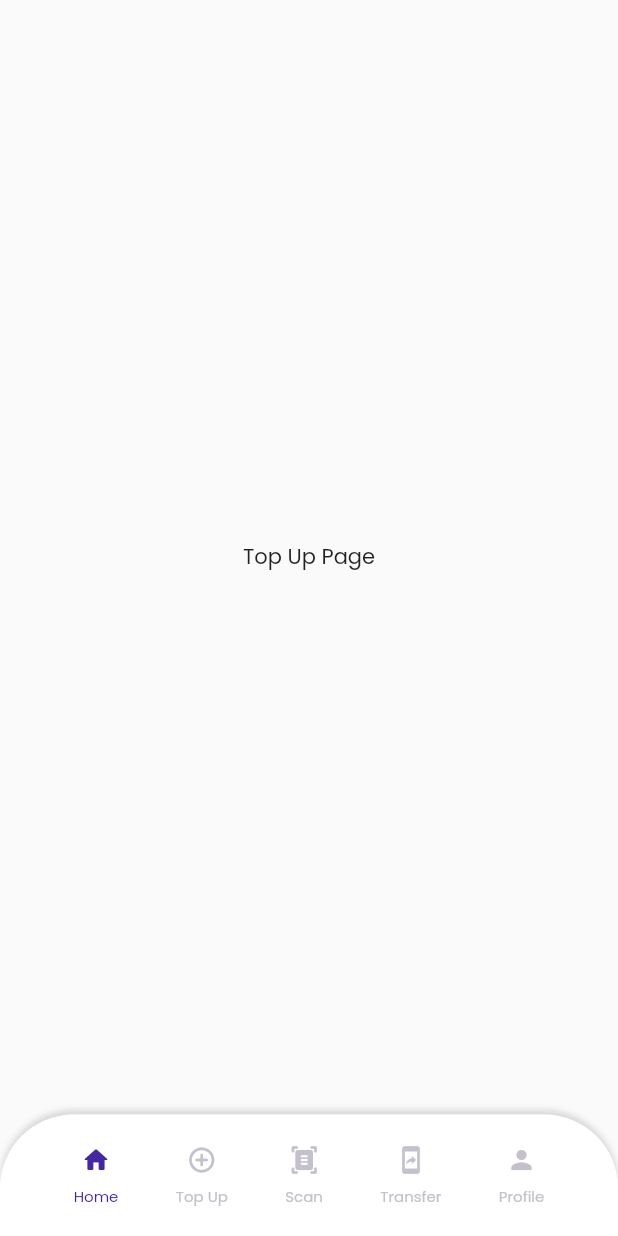
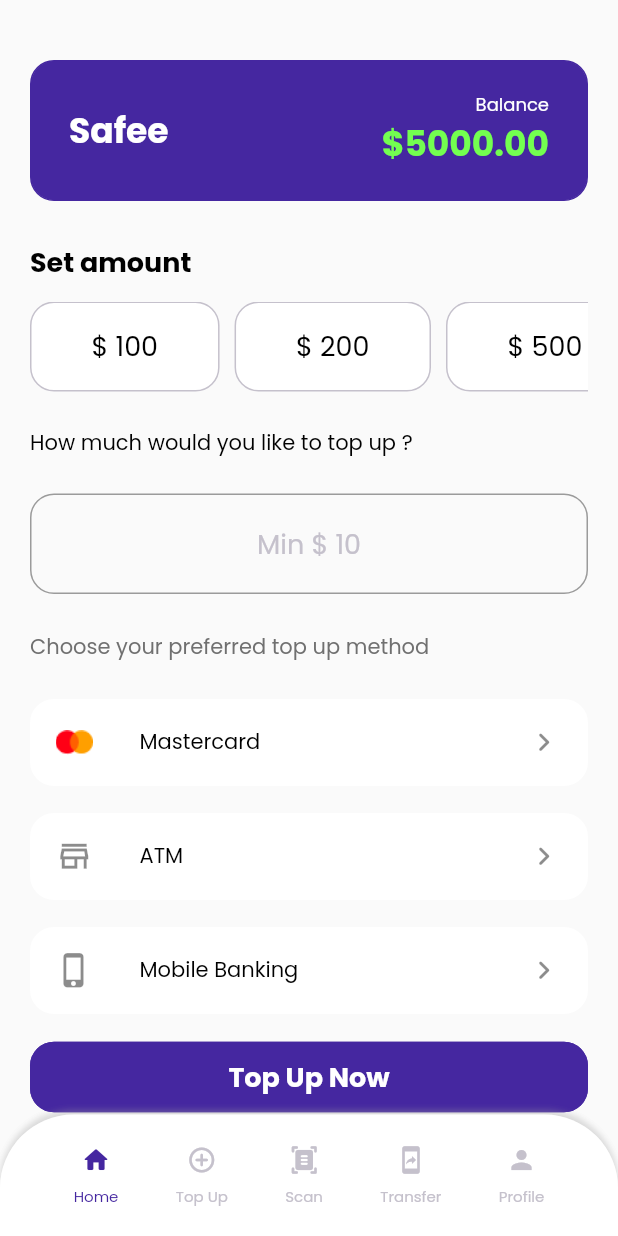
Before and after one commit to novgunawan/safee, a Flutter app: the screen it shows after launch, swiped to page 2, on a phone screen of 412 x 824 dp. Run offline on Flutter 3.47's test engine with Material 2 defaults, Android fonts, the phone set to English and light mode, and no system bars; our stand-ins replace bloc_concurrency, equatable, firebase_auth, firebase_core, flutter_bloc, flutter_easyloading and 2 more; missing offline and left inert: flavor; accounts and stored records are empty.

Commit message:
create(UI): Top Up Screen

```diff
--- a/analysis_options.yaml
+++ b/analysis_options.yaml
@@ -23,7 +23,7 @@ linter:
      - unnecessary_brace_in_string_interps
      - leading_newlines_in_multiline_strings
     # formatting
-     - lines_longer_than_80_chars
+     - lines_longer_than_80_chars: false
      - curly_braces_in_flow_control_structures
 
     # doc comments
--- a/lib/base/data/data.dart
+++ b/lib/base/data/data.dart
@@ -42,3 +42,5 @@ List<Map<String, String>> paymentData = [
     "type": "Show All",
   },
 ];
+
+List<String> amounts = ['100', '200', '500'];
--- a/lib/presentation/home/home_screen.dart
+++ b/lib/presentation/home/home_screen.dart
@@ -21,10 +21,6 @@ class _HomeScreenState extends State<HomeScreen> {
       padding: const EdgeInsets.symmetric(horizontal: 20.0, vertical: 10),
       child: LayoutBuilder(builder: (context, constraints) {
         return SingleChildScrollView(
-          child: ConstrainedBox(
-            constraints: BoxConstraints(
-                minWidth: constraints.maxWidth,
-                minHeight: MediaQuery.of(context).size.height),
           child: SizedBox(
             width: double.maxFinite,
             height: MediaQuery.of(context).size.height,
@@ -97,7 +93,6 @@ class _HomeScreenState extends State<HomeScreen> {
                   ],
                 ))
               ],
-              ),
             ),
           ),
         );
--- a/lib/presentation/navigation_bar/navigation_bar.dart
+++ b/lib/presentation/navigation_bar/navigation_bar.dart
@@ -2,7 +2,7 @@ import 'package:flutter/material.dart';
 import 'package:safee/presentation/home/home_screen.dart';
 import 'package:safee/presentation/profile/profile.dart';
 import 'package:safee/presentation/scan/scan.dart';
-import 'package:safee/presentation/top_up/top_up.dart';
+import 'package:safee/presentation/top_up/top_up_screen.dart';
 import 'package:safee/presentation/transfer/transfer.dart';
 import 'package:safee/presentation/reusable_widgets/navbar/custom_navigation_bar.dart';
 import 'package:safee/styles/style.dart';
@@ -21,6 +21,7 @@ class _TabbarState extends State<Tabbar> {
   Widget build(BuildContext context) {
     return Scaffold(
         body: PageView(
+          physics: const NeverScrollableScrollPhysics(),
           controller: pageController,
           children: const [
             HomeScreen(),
--- a/lib/presentation/reusable_widgets/container/container.dart
+++ b/lib/presentation/reusable_widgets/container/container.dart
@@ -1,5 +1,6 @@
 import 'package:flutter/material.dart';
 import 'package:safee/extension/widget_extension.dart';
+import 'package:safee/presentation/reusable_widgets/decoration/decoration.dart';
 import 'package:safee/styles/style.dart';
 
 class PurpleContainer extends StatelessWidget {
@@ -9,8 +10,7 @@ class PurpleContainer extends StatelessWidget {
   @override
   Widget build(BuildContext context) {
     return Container(
-      decoration: BoxDecoration(
-          borderRadius: BorderRadius.circular(16.0), color: primaryPurple),
+      decoration: BoxBorderDecoration(backgroundColor: primaryPurple),
       child: Padding(
         padding: const EdgeInsets.symmetric(horizontal: 25, vertical: 20),
         child: widget,
@@ -27,8 +27,7 @@ class PaymentContainer extends StatelessWidget {
   @override
   Widget build(BuildContext context) {
     return Container(
-      decoration: BoxDecoration(
-          borderRadius: BorderRadius.circular(16.0), color: white),
+      decoration: BoxBorderDecoration(backgroundColor: white),
       child: Padding(
         padding: const EdgeInsets.symmetric(horizontal: 24, vertical: 15),
         child: Row(
@@ -52,3 +51,56 @@ class PaymentContainer extends StatelessWidget {
     );
   }
 }
+
+class AmountContainer extends StatelessWidget {
+  const AmountContainer({super.key, required this.amount});
+  final String amount;
+
+  @override
+  Widget build(BuildContext context) {
+    return GestureDetector(
+      onTap: () {},
+      child: Container(
+        decoration: BoxBorderDecoration(
+            backgroundColor: white, borderColor: primaryGray),
+        child: Center(
+          child: Padding(
+            padding: const EdgeInsets.symmetric(horizontal: 40),
+            child: Text(
+              '\$ $amount',
+              style: bodyRegularStyleBlack,
+            ),
+          ),
+        ),
+      ),
+    );
+  }
+}
+
+class TopUpContainer extends StatelessWidget {
+  const TopUpContainer(
+      {super.key, required this.leadingWidget, required this.title});
+  final Widget leadingWidget;
+  final String title;
+
+  @override
+  Widget build(BuildContext context) {
+    return Padding(
+      padding: const EdgeInsets.only(bottom: 18.0),
+      child: Container(
+        decoration: BoxBorderDecoration(backgroundColor: white),
+        child: ListTile(
+          leading: leadingWidget,
+          title: Text(
+            title,
+            style: copyRegularStyleBlack,
+          ),
+          trailing: const Icon(
+            Icons.chevron_right_rounded,
+            size: 25.0,
+          ),
+        ),
+      ),
+    );
+  }
+}
--- /dev/null
+++ b/lib/presentation/reusable_widgets/decoration/decoration.dart
@@ -0,0 +1,13 @@
+import 'package:flutter/material.dart';
+
+class BoxBorderDecoration extends BoxDecoration {
+  final Color backgroundColor;
+  final Color? borderColor;
+
+  BoxBorderDecoration({required this.backgroundColor, this.borderColor})
+      : super(
+          color: backgroundColor,
+          border: Border.all(color: borderColor ?? backgroundColor),
+          borderRadius: BorderRadius.circular(16.0),
+        );
+}
--- a/lib/presentation/top_up/top_up.dart
+++ /dev/null
@@ -1,14 +0,0 @@
-import 'package:flutter/material.dart';
-
-class TopUpScreen extends StatelessWidget {
-  const TopUpScreen({super.key});
-
-  @override
-  Widget build(BuildContext context) {
-    return const Scaffold(
-      body: Center(
-        child: Text('Top Up Page'),
-      ),
-    );
-  }
-}
--- /dev/null
+++ b/lib/presentation/top_up/top_up_screen.dart
@@ -0,0 +1,161 @@
+import 'package:flutter/material.dart';
+import 'package:safee/base/data/data.dart';
+import 'package:safee/extension/widget_extension.dart';
+import 'package:safee/presentation/reusable_widgets/button/button.dart';
+import 'package:safee/presentation/reusable_widgets/container/container.dart';
+import 'package:safee/styles/asset.dart';
+import 'package:safee/styles/style.dart';
+import 'package:safee/styles/text_style.dart';
+
+class TopUpScreen extends StatefulWidget {
+  const TopUpScreen({super.key});
+
+  @override
+  State<TopUpScreen> createState() => _TopUpScreenState();
+}
+
+class _TopUpScreenState extends State<TopUpScreen> {
+  final TextEditingController amountController = TextEditingController();
+  @override
+  Widget build(BuildContext context) {
+    return Scaffold(body: LayoutBuilder(builder: (context, constraints) {
+      return SingleChildScrollView(
+        physics: const NeverScrollableScrollPhysics(),
+        child: Padding(
+          padding: const EdgeInsets.symmetric(horizontal: 20.0, vertical: 40),
+          child: SizedBox(
+            width: double.maxFinite,
+            height: MediaQuery.of(context).size.height,
+            child: Column(
+              crossAxisAlignment: CrossAxisAlignment.start,
+              children: [
+                const BalanceWidget(),
+                27.0.height,
+                Text(
+                  'Set amount',
+                  style: bodyBoldStyleBlack,
+                ),
+                13.0.height,
+                SizedBox(
+                  height: 60,
+                  child: ListView.builder(
+                    scrollDirection: Axis.horizontal,
+                    itemCount: amounts.length,
+                    itemBuilder: (context, index) => Padding(
+                      padding: const EdgeInsets.only(right: 10),
+                      child: AmountContainer(amount: amounts[index]),
+                    ),
+                  ),
+                ),
+                24.0.height,
+                Text(
+                  'How much would you like to top up ?',
+                  style: copyRegularStyleBlack,
+                ),
+                23.0.height,
+                ValidationTextFormField(
+                    controller: amountController,
+                    alignment: TextAlign.center,
+                    hintText: 'Min \$ 10'),
+                25.0.height,
+                Text(
+                  'Choose your preferred top up method',
+                  style: copyRegularStyleSecondaryGray,
+                ),
+                24.0.height,
+                TopUpContainer(
+                  leadingWidget: Image.asset(
+                    MASTERCARD_IMAGE,
+                    height: 25,
+                    width: 25,
+                  ),
+                  title: 'Mastercard',
+                ),
+                const TopUpContainer(
+                  leadingWidget: Icon(
+                    Icons.store_outlined,
+                    size: 25.0,
+                  ),
+                  title: 'ATM',
+                ),
+                const TopUpContainer(
+                  leadingWidget: Icon(
+                    Icons.phone_iphone_rounded,
+                    size: 25.0,
+                  ),
+                  title: 'Mobile Banking',
+                ),
+                Flexible(
+                  child: PrimaryButton(
+                      title: 'Top Up Now', isPurple: true, callback: () {}),
+                )
+              ],
+            ),
+          ),
+        ),
+      );
+    }));
+  }
+}
+
+class ValidationTextFormField extends StatelessWidget {
+  const ValidationTextFormField({
+    super.key,
+    required this.controller,
+    required this.hintText,
+    required this.alignment,
+  });
+
+  final TextEditingController controller;
+  final String hintText;
+  final TextAlign alignment;
+
+  @override
+  Widget build(BuildContext context) {
+    return TextFormField(
+      autocorrect: false,
+      textAlign: alignment,
+      controller: controller,
+      decoration: InputDecoration(
+        border: const OutlineInputBorder(
+          borderRadius: BorderRadius.all(Radius.circular(16.0)),
+        ),
+        hintText: hintText,
+        hintStyle: bodyRegularStyleGray,
+      ),
+    );
+  }
+}
+
+class BalanceWidget extends StatelessWidget {
+  const BalanceWidget({
+    super.key,
+  });
+
+  @override
+  Widget build(BuildContext context) {
+    return PurpleContainer(
+        widget: Row(
+      mainAxisAlignment: MainAxisAlignment.spaceBetween,
+      children: [
+        Text(
+          'Safee',
+          style: heading4StyleWhite,
+        ),
+        Column(
+          crossAxisAlignment: CrossAxisAlignment.end,
+          children: [
+            Text(
+              'Balance',
+              style: captionRegularStyleWhite,
+            ),
+            Text(
+              '\$5000.00',
+              style: heading4StyleGreen,
+            )
+          ],
+        )
+      ],
+    ));
+  }
+}
--- a/lib/styles/asset.dart
+++ b/lib/styles/asset.dart
@@ -22,4 +22,6 @@ String STUDY_IMAGE = '$baseImage/study.png';
 String TOPUP_IMAGE = '$baseImage/top-up.png';
 String VOUCHER_GAME_IMAGE = '$baseImage/voucher-game.png';
 String TICKET_IMAGE = '$baseImage/ticket.png';
+String MASTERCARD_IMAGE = '$baseImage/mastercard.png';
+String MANDIRI_IMAGE = '$baseImage/mandiri.png';
 // ICONS
--- a/lib/styles/text_style.dart
+++ b/lib/styles/text_style.dart
@@ -43,6 +43,9 @@ TextStyle get bodyBoldStyleWhite =>
 TextStyle get bodyRegularStyleBlack =>
     const TextStyle(fontSize: 18, color: black);
 
+TextStyle get bodyRegularStyleGray =>
+    const TextStyle(fontSize: 18, color: primaryGray);
+
 TextStyle get bodyRegularStyleWhite =>
     const TextStyle(fontSize: 18, color: white);
 
```
Also changed, not shown: assets/images/mastercard.png (added). Lines whose indentation alone changed are shown as unchanged.
